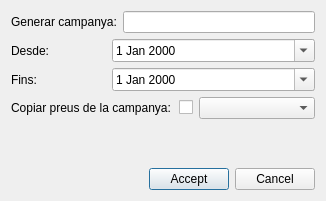
Before: the Qt Designer form ui/tm/new_prices.ui in Giswater/giswater_qgis_plugin, drawn with Qt 5.
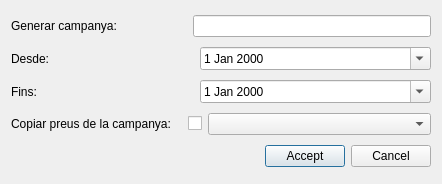
After: the same form once the commit is applied.

Commit message: tm ui - add new fields on forms

```diff
--- a/ui/tm/new_prices.ui
+++ b/ui/tm/new_prices.ui
@@ -6,8 +6,8 @@
    <rect>
     <x>0</x>
     <y>0</y>
-    <width>313</width>
-    <height>201</height>
+    <width>442</width>
+    <height>184</height>
    </rect>
   </property>
   <property name="sizePolicy">
@@ -29,6 +29,22 @@
        </property>
       </widget>
      </item>
+     <item>
+      <spacer name="horizontalSpacer_2">
+       <property name="orientation">
+        <enum>Qt::Horizontal</enum>
+       </property>
+       <property name="sizeType">
+        <enum>QSizePolicy::Minimum</enum>
+       </property>
+       <property name="sizeHint" stdset="0">
+        <size>
+         <width>70</width>
+         <height>20</height>
+        </size>
+       </property>
+      </spacer>
+     </item>
      <item>
       <widget class="QLineEdit" name="txt_campaign">
        <property name="minimumSize">
@@ -62,8 +78,30 @@
        </property>
       </widget>
      </item>
+     <item>
+      <spacer name="horizontalSpacer_3">
+       <property name="orientation">
+        <enum>Qt::Horizontal</enum>
+       </property>
+       <property name="sizeType">
+        <enum>QSizePolicy::Fixed</enum>
+       </property>
+       <property name="sizeHint" stdset="0">
+        <size>
+         <width>88</width>
+         <height>20</height>
+        </size>
+       </property>
+      </spacer>
+     </item>
      <item>
       <widget class="QDateEdit" name="start_date">
+       <property name="sizePolicy">
+        <sizepolicy hsizetype="Expanding" vsizetype="Fixed">
+         <horstretch>0</horstretch>
+         <verstretch>0</verstretch>
+        </sizepolicy>
+       </property>
        <property name="minimumSize">
         <size>
          <width>0</width>
@@ -98,8 +136,30 @@
        </property>
       </widget>
      </item>
+     <item>
+      <spacer name="horizontalSpacer_4">
+       <property name="orientation">
+        <enum>Qt::Horizontal</enum>
+       </property>
+       <property name="sizeType">
+        <enum>QSizePolicy::Fixed</enum>
+       </property>
+       <property name="sizeHint" stdset="0">
+        <size>
+         <width>88</width>
+         <height>20</height>
+        </size>
+       </property>
+      </spacer>
+     </item>
      <item>
       <widget class="QDateEdit" name="end_date">
+       <property name="sizePolicy">
+        <sizepolicy hsizetype="Expanding" vsizetype="Fixed">
+         <horstretch>0</horstretch>
+         <verstretch>0</verstretch>
+        </sizepolicy>
+       </property>
        <property name="minimumSize">
         <size>
          <width>0</width>
@@ -122,6 +182,22 @@
        </property>
       </widget>
      </item>
+     <item>
+      <spacer name="horizontalSpacer_5">
+       <property name="orientation">
+        <enum>Qt::Horizontal</enum>
+       </property>
+       <property name="sizeType">
+        <enum>QSizePolicy::Fixed</enum>
+       </property>
+       <property name="sizeHint" stdset="0">
+        <size>
+         <width>11</width>
+         <height>20</height>
+        </size>
+       </property>
+      </spacer>
+     </item>
      <item>
       <widget class="QCheckBox" name="chk_campaign">
        <property name="maximumSize">
@@ -139,23 +215,17 @@
       </widget>
      </item>
      <item>
-      <widget class="QComboBox" name="cbx_years"/>
+      <widget class="QComboBox" name="cbx_years">
+       <property name="sizePolicy">
+        <sizepolicy hsizetype="Expanding" vsizetype="Fixed">
+         <horstretch>0</horstretch>
+         <verstretch>0</verstretch>
+        </sizepolicy>
+       </property>
+      </widget>
      </item>
     </layout>
    </item>
-   <item>
-    <spacer name="verticalSpacer">
-     <property name="orientation">
-      <enum>Qt::Vertical</enum>
-     </property>
-     <property name="sizeHint" stdset="0">
-      <size>
-       <width>20</width>
-       <height>40</height>
-      </size>
-     </property>
-    </spacer>
-   </item>
    <item>
     <layout class="QHBoxLayout" name="horizontalLayout_3">
      <item>
```
The commit also changes 4 other files.
